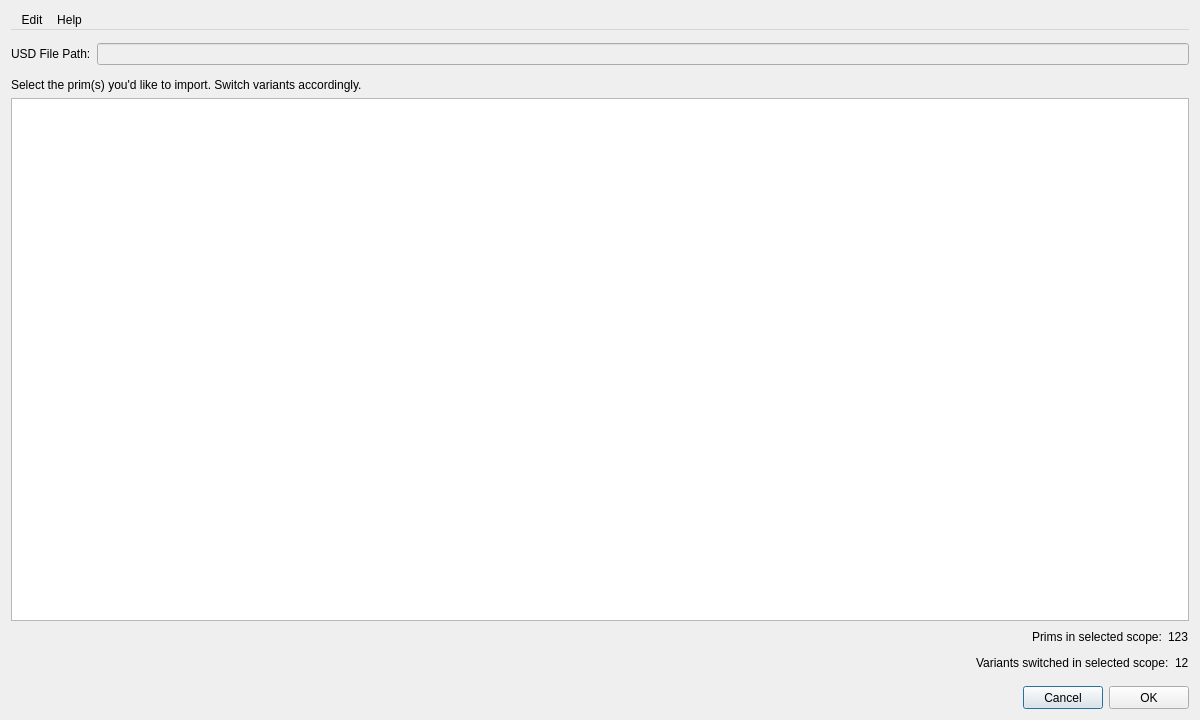
Before: the Qt Designer form lib/usd/ui/importDialog/USDImportDialog.ui in Autodesk/maya-usd, drawn with Qt 5.
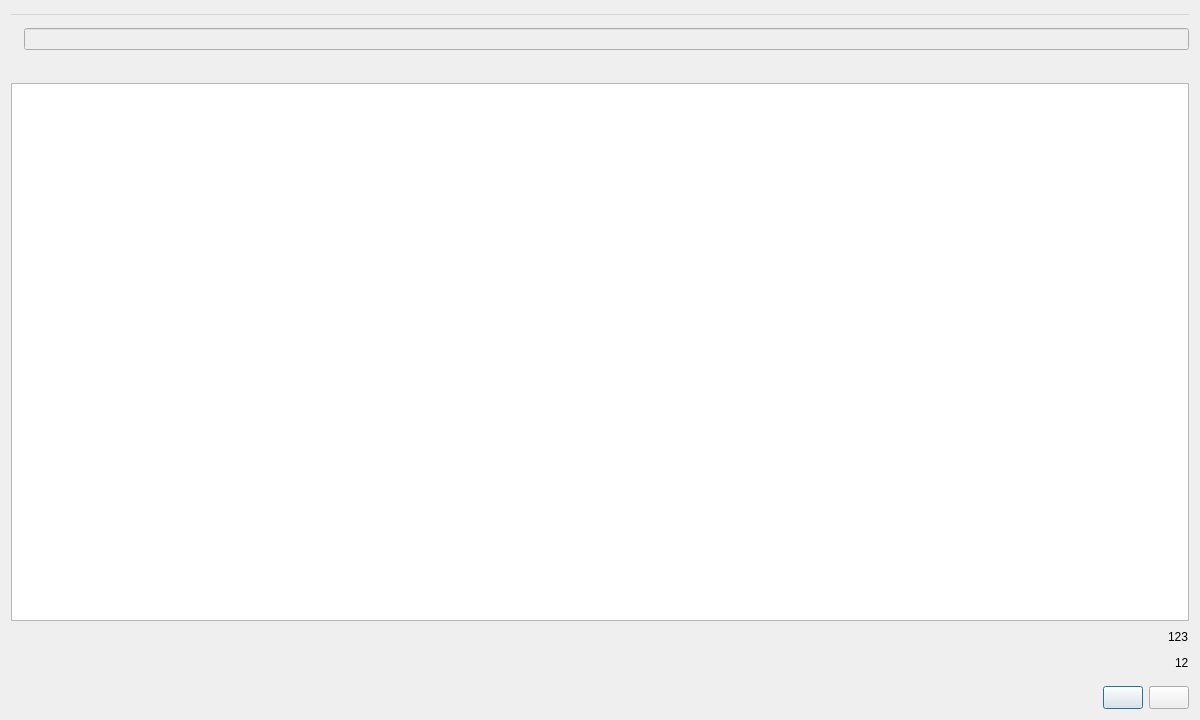
After: the same form once the commit is applied.

Patch:
```diff
--- a/lib/usd/ui/importDialog/USDImportDialog.ui
+++ b/lib/usd/ui/importDialog/USDImportDialog.ui
@@ -36,9 +36,6 @@
        <property name="autoFillBackground">
         <bool>true</bool>
        </property>
-       <property name="text">
-        <string>USD File Path:</string>
-       </property>
       </widget>
      </item>
      <item>
@@ -82,9 +79,6 @@
        <property name="autoFillBackground">
         <bool>true</bool>
        </property>
-       <property name="text">
-        <string>Cancel</string>
-       </property>
       </widget>
      </item>
      <item>
@@ -101,9 +95,6 @@
        <property name="autoFillBackground">
         <bool>true</bool>
        </property>
-       <property name="text">
-        <string>OK</string>
-       </property>
       </widget>
      </item>
     </layout>
@@ -145,9 +136,6 @@
      </item>
      <item>
       <widget class="QLabel" name="label_2">
-       <property name="text">
-        <string>Prims in selected scope:</string>
-       </property>
       </widget>
      </item>
      <item>
@@ -162,15 +150,9 @@
    <item row="0" column="0">
     <widget class="QMenuBar" name="menuBar">
      <widget class="QMenu" name="menuEdit">
-      <property name="title">
-       <string>Edit</string>
-      </property>
       <addaction name="actionReset_File"/>
      </widget>
      <widget class="QMenu" name="menuHelp">
-      <property name="title">
-       <string>Help</string>
-      </property>
       <addaction name="actionHelp_on_Hierarchy_View"/>
      </widget>
      <addaction name="menuEdit"/>
@@ -179,9 +161,6 @@
    </item>
    <item row="2" column="0">
     <widget class="QLabel" name="selectPrims">
-     <property name="text">
-      <string>Select the prim(s) you'd like to import. Switch variants accordingly.</string>
-     </property>
     </widget>
    </item>
    <item row="5" column="0">
@@ -201,9 +180,6 @@
      </item>
      <item>
       <widget class="QLabel" name="nbVariantsChanged">
-       <property name="text">
-        <string>Variants switched in selected scope:</string>
-       </property>
       </widget>
      </item>
      <item>
```
Left out of the diff: 12 changed lines with no effect on the pictures.
